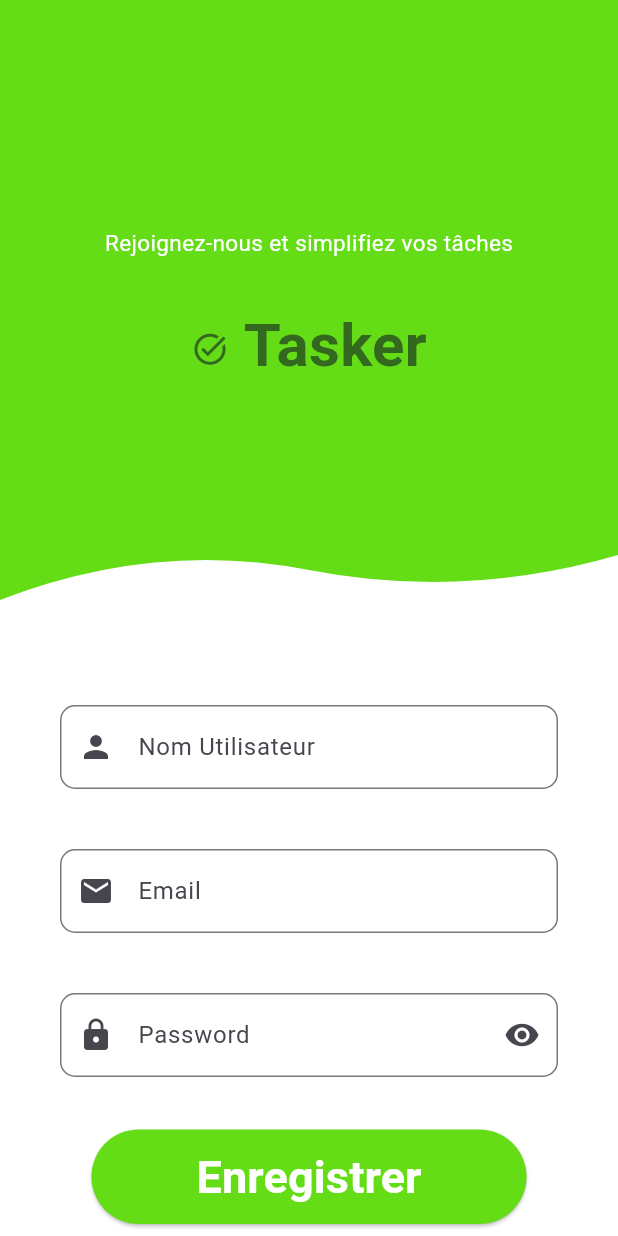
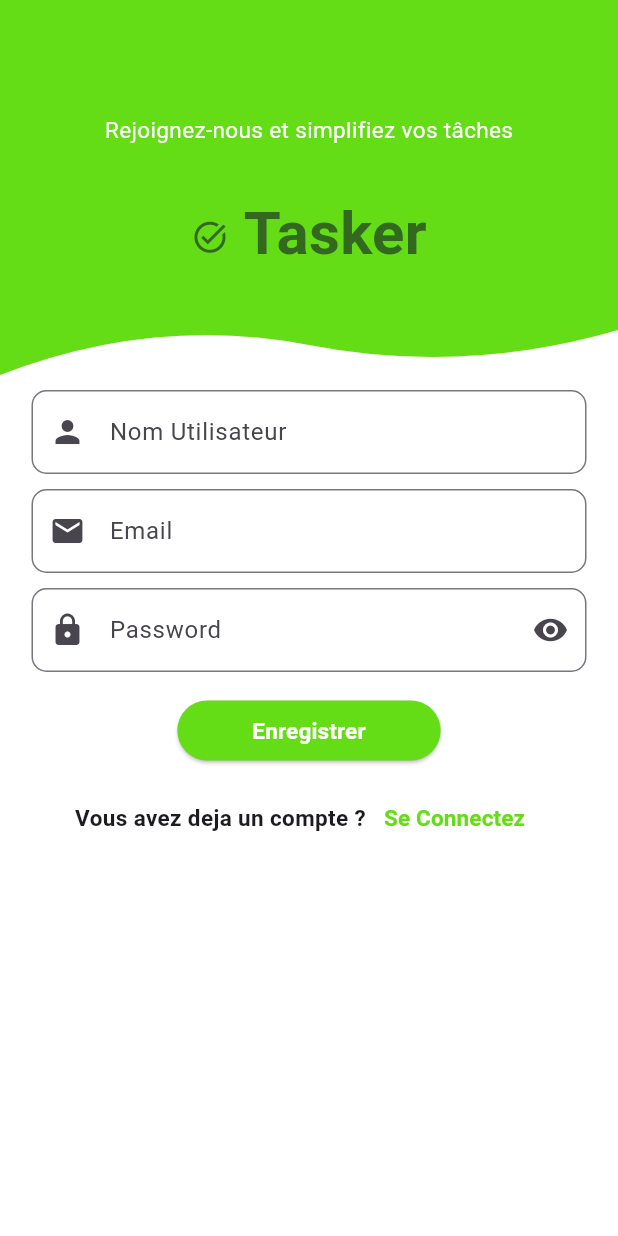
Before and after one commit to OmarDIOP0/tasker-app-force-n, a Flutter app: the screen it shows after launch, on a phone screen of 412 x 824 dp. Run offline on Flutter 3.47's test engine with Material 3 defaults, Android fonts, the phone set to English and light mode, and no system bars.

Commit message:
correction du register form page

```diff
--- a/lib/screen/register/register.dart
+++ b/lib/screen/register/register.dart
@@ -27,9 +27,9 @@ class _RegisterPageState extends State<RegisterPage> {
       appBar:const UIAppbarForm(text: "Rejoignez-nous et simplifiez vos tâches"),
       body: SingleChildScrollView(
           child:Container(
-            margin: const EdgeInsets.only(top: 50),
+            margin: const EdgeInsets.only(top: 10),
             width: MediaQuery.of(context).size.width*1,
-              padding: const EdgeInsets.symmetric(horizontal: 20),
+              padding: const EdgeInsets.symmetric(horizontal: 1),
             decoration: const BoxDecoration(
               color: Colors.white,
             ),
@@ -44,12 +44,14 @@ class _RegisterPageState extends State<RegisterPage> {
                       comment: "Nom utilisateur",
                       icon: const Icon(Icons.person),
                     ),
+                    const SizedBox(height: 10),
                     UICustomForm(
                         controller: email,
                         nameField: "Email",
                         comment: "Email",
                         icon: const Icon(Icons.email)
                     ),
+                    const SizedBox(height: 10),
                     UICustomPasswordField(
                         controller: password,
                         nameField: "Password",
@@ -60,7 +62,7 @@ class _RegisterPageState extends State<RegisterPage> {
                         style: ButtonStyle(
                           backgroundColor: MaterialStateProperty.all(lightgreenColor),
                           padding: MaterialStateProperty.all(
-                              const EdgeInsets.only(top:10,right: 70,bottom:10,left: 70)
+                              const EdgeInsets.only(top:5,right: 50,bottom:5,left: 50)
                           ),
                         ),
                         onPressed: (){
@@ -68,9 +70,9 @@ class _RegisterPageState extends State<RegisterPage> {
                             print("User add Successfully");
                           }
                         },
-                        child: const Text("Enregistrer",style: TextStyle(fontSize: 30,color: Colors.white,fontWeight: FontWeight.bold),)
+                        child: const Text("Enregistrer",style: TextStyle(fontSize: 15,color: Colors.white,fontWeight: FontWeight.bold),)
                     ),
-                    const SizedBox(height: 25),
+                    const SizedBox(height: 10),
                     Row(
                       mainAxisAlignment: MainAxisAlignment.center,
                       crossAxisAlignment: CrossAxisAlignment.center,
--- a/lib/widget/ui_appbar_form.dart
+++ b/lib/widget/ui_appbar_form.dart
@@ -6,7 +6,7 @@ class UIAppbarForm extends StatelessWidget implements PreferredSizeWidget{
   const UIAppbarForm({Key? key, required this.text}) : super(key: key);
   final String text;
  @override
- Size get preferredSize => const Size.fromHeight(400);
+ Size get preferredSize => const Size.fromHeight(250);
 
   @override
   Widget build(BuildContext context) {
--- a/lib/widget/ui_custom_Form.dart
+++ b/lib/widget/ui_custom_Form.dart
@@ -12,7 +12,7 @@ class UICustomForm extends StatelessWidget {
   @override
   Widget build(BuildContext context) {
     return Padding(
-        padding:const EdgeInsets.all(20),
+        padding:const EdgeInsets.only(left: 20,right: 20),
       child: TextFormField(
           controller: controller,
           decoration: InputDecoration(
--- a/lib/widget/ui_custom_password_field.dart
+++ b/lib/widget/ui_custom_password_field.dart
@@ -21,7 +21,7 @@ void _togglePasswordVisibility(){
   @override
   Widget build(BuildContext context) {
     return Padding(
-      padding:const EdgeInsets.all(20),
+      padding:const EdgeInsets.only(left: 20,right: 20),
       child: TextFormField(
           controller: widget.controller,
           obscureText: _obscureText,
```
Also changed, not shown: lib/screen/login/login.dart (added).
